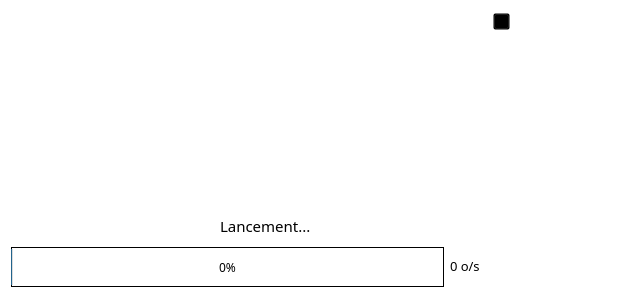
Above: gui/launcher.ui from mangaMag/AzoteLauncher before the change. Below: the same form after it.
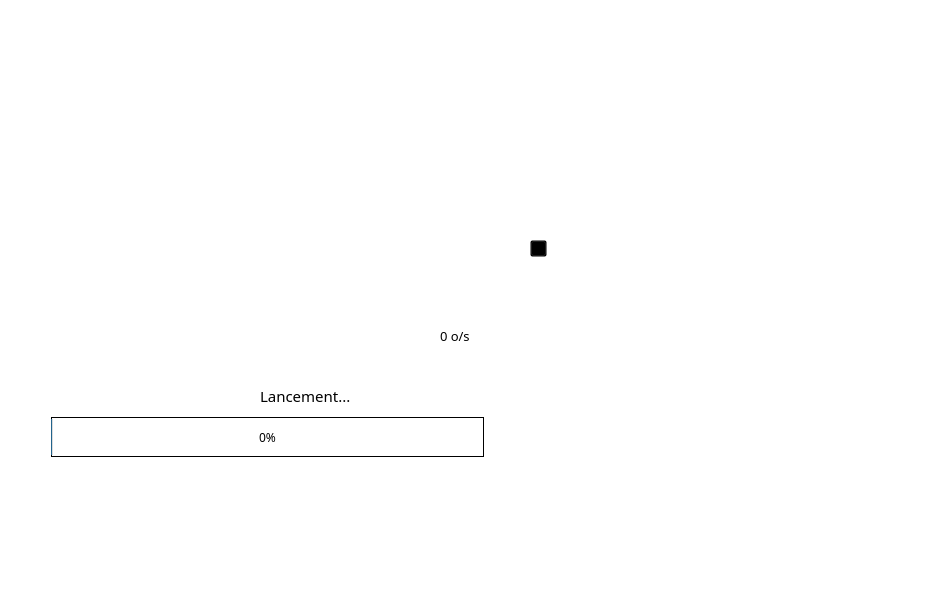
That is the form after the change. Icons and pictures are not drawn.

What changed in the file:
```diff
--- a/gui/launcher.ui
+++ b/gui/launcher.ui
@@ -6,8 +6,8 @@
    <rect>
     <x>0</x>
     <y>0</y>
-    <width>644</width>
-    <height>302</height>
+    <width>932</width>
+    <height>590</height>
    </rect>
   </property>
   <property name="font">
@@ -34,8 +34,8 @@
     </property>
     <property name="geometry">
      <rect>
-      <x>505</x>
-      <y>76</y>
+      <x>610</x>
+      <y>200</y>
       <width>125</width>
       <height>127</height>
      </rect>
@@ -69,8 +69,8 @@
    <widget class="QLabel" name="labelDownloadSpeed">
     <property name="geometry">
      <rect>
-      <x>450</x>
-      <y>250</y>
+      <x>440</x>
+      <y>320</y>
       <width>181</width>
       <height>31</height>
      </rect>
@@ -96,8 +96,8 @@
    <widget class="QProgressBar" name="progressBarTotal">
     <property name="geometry">
      <rect>
-      <x>11</x>
-      <y>247</y>
+      <x>51</x>
+      <y>417</y>
       <width>433</width>
       <height>40</height>
      </rect>
@@ -128,10 +128,10 @@
    <widget class="QPushButton" name="closeButton">
     <property name="geometry">
      <rect>
-      <x>576</x>
-      <y>11</y>
-      <width>57</width>
-      <height>57</height>
+      <x>900</x>
+      <y>70</y>
+      <width>12</width>
+      <height>12</height>
      </rect>
     </property>
     <property name="cursor">
@@ -140,7 +140,7 @@
     <property name="styleSheet">
      <string notr="true">QPushButton {
 	border: none;
-	background:  transparent;
+	background:  url(:/ressources/controls/close.png) no-repeat;
 }
 
 QPushButton:hover { 
@@ -157,10 +157,10 @@
    <widget class="QPushButton" name="minimizeButton">
     <property name="geometry">
      <rect>
-      <x>516</x>
-      <y>11</y>
-      <width>57</width>
-      <height>57</height>
+      <x>880</x>
+      <y>69</y>
+      <width>12</width>
+      <height>12</height>
      </rect>
     </property>
     <property name="cursor">
@@ -169,7 +169,7 @@
     <property name="styleSheet">
      <string notr="true">QPushButton {
 	border: none;
-	background:  transparent;
+	background:  url(:/ressources/controls/minimize.png) bottom no-repeat;
 }
 
 QPushButton:hover { 
@@ -186,8 +186,8 @@
    <widget class="QPushButton" name="settingsButton">
     <property name="geometry">
      <rect>
-      <x>493</x>
-      <y>13</y>
+      <x>530</x>
+      <y>240</y>
       <width>17</width>
       <height>17</height>
      </rect>
@@ -206,8 +206,8 @@
    <widget class="QLabel" name="labelStatus">
     <property name="geometry">
      <rect>
-      <x>220</x>
-      <y>210</y>
+      <x>260</x>
+      <y>380</y>
       <width>411</width>
       <height>31</height>
      </rect>
@@ -231,10 +231,10 @@
    <widget class="QPushButton" name="webButton">
     <property name="geometry">
      <rect>
-      <x>15</x>
-      <y>79</y>
-      <width>333</width>
-      <height>59</height>
+      <x>750</x>
+      <y>520</y>
+      <width>71</width>
+      <height>20</height>
      </rect>
     </property>
     <property name="cursor">
@@ -243,7 +243,7 @@
     <property name="styleSheet">
      <string notr="true">QPushButton {
 	border: none;
-	background:  transparent;
+	background:  url(:/ressources/links/forum.png) no-repeat;
 }
 
 QPushButton:hover { 
@@ -260,10 +260,10 @@
    <widget class="QPushButton" name="voteButton">
     <property name="geometry">
      <rect>
-      <x>241</x>
-      <y>142</y>
-      <width>257</width>
-      <height>59</height>
+      <x>750</x>
+      <y>550</y>
+      <width>161</width>
+      <height>20</height>
      </rect>
     </property>
     <property name="cursor">
@@ -272,7 +272,7 @@
     <property name="styleSheet">
      <string notr="true">QPushButton {
 	border: none;
-	background:  transparent;
+	background:  url(:/ressources/links/changelog.png) no-repeat;
 }
 
 QPushButton:hover { 
@@ -286,6 +286,241 @@
      <bool>true</bool>
     </property>
    </widget>
+   <widget class="QPushButton" name="serversStatus">
+    <property name="geometry">
+     <rect>
+      <x>25</x>
+      <y>69</y>
+      <width>53</width>
+      <height>10</height>
+     </rect>
+    </property>
+    <property name="styleSheet">
+     <string notr="true">QPushButton {
+	border: none;
+	background:  url(:/ressources/servers/online.png) no-repeat;
+}</string>
+    </property>
+    <property name="iconSize">
+     <size>
+      <width>57</width>
+      <height>57</height>
+     </size>
+    </property>
+   </widget>
+   <widget class="QPushButton" name="home">
+    <property name="geometry">
+     <rect>
+      <x>6</x>
+      <y>90</y>
+      <width>89</width>
+      <height>83</height>
+     </rect>
+    </property>
+    <property name="styleSheet">
+     <string notr="true">QPushButton {
+	border: none;
+	background:  url(:/ressources/servers/home.png) no-repeat center;
+}</string>
+    </property>
+    <property name="text">
+     <string/>
+    </property>
+   </widget>
+   <widget class="QPushButton" name="sigma">
+    <property name="geometry">
+     <rect>
+      <x>6</x>
+      <y>180</y>
+      <width>89</width>
+      <height>83</height>
+     </rect>
+    </property>
+    <property name="styleSheet">
+     <string notr="true">QPushButton {
+	border: none;
+	background:  url(:/ressources/servers/sigma.png) no-repeat center;
+}</string>
+    </property>
+    <property name="text">
+     <string/>
+    </property>
+   </widget>
+   <widget class="QPushButton" name="epsilon">
+    <property name="geometry">
+     <rect>
+      <x>6</x>
+      <y>270</y>
+      <width>89</width>
+      <height>83</height>
+     </rect>
+    </property>
+    <property name="styleSheet">
+     <string notr="true">QPushButton {
+	border: none;
+	background:  url(:/ressources/servers/epsilon.png) no-repeat center;
+}</string>
+    </property>
+    <property name="text">
+     <string/>
+    </property>
+   </widget>
+   <widget class="QPushButton" name="homeButton">
+    <property name="geometry">
+     <rect>
+      <x>6</x>
+      <y>90</y>
+      <width>89</width>
+      <height>83</height>
+     </rect>
+    </property>
+    <property name="styleSheet">
+     <string notr="true">QPushButton {
+	border: none;
+	background: transparent;
+}
+
+QPushButton:hover {
+	background:  url(:/ressources/servers/server_hover.png) no-repeat center;
+}</string>
+    </property>
+    <property name="text">
+     <string/>
+    </property>
+   </widget>
+   <widget class="QPushButton" name="sigmaButton">
+    <property name="geometry">
+     <rect>
+      <x>6</x>
+      <y>180</y>
+      <width>89</width>
+      <height>83</height>
+     </rect>
+    </property>
+    <property name="styleSheet">
+     <string notr="true">QPushButton {
+	border: none;
+	background: transparent;
+}
+
+QPushButton:hover {
+	background:  url(:/ressources/servers/server_hover.png) no-repeat center;
+}
+
+QPushButton:selected {
+	background:  url(:/ressources/servers/server_selected.png) no-repeat center;
+}</string>
+    </property>
+    <property name="text">
+     <string/>
+    </property>
+   </widget>
+   <widget class="QPushButton" name="epsilonButton">
+    <property name="geometry">
+     <rect>
+      <x>6</x>
+      <y>270</y>
+      <width>89</width>
+      <height>83</height>
+     </rect>
+    </property>
+    <property name="styleSheet">
+     <string notr="true">QPushButton {
+	border: none;
+	background: transparent;
+}
+
+QPushButton:hover {
+	background:  url(:/ressources/servers/server_hover.png) no-repeat center;
+}
+
+QPushButton:selected {
+	background:  url(:/ressources/servers/server_selected.png) no-repeat center;
+}</string>
+    </property>
+    <property name="text">
+     <string/>
+    </property>
+   </widget>
+   <widget class="QPushButton" name="homeSelected">
+    <property name="geometry">
+     <rect>
+      <x>6</x>
+      <y>90</y>
+      <width>89</width>
+      <height>83</height>
+     </rect>
+    </property>
+    <property name="styleSheet">
+     <string notr="true">QPushButton {
+	border: none;
+	background: transparent;
+}
+</string>
+    </property>
+    <property name="text">
+     <string/>
+    </property>
+   </widget>
+   <widget class="QPushButton" name="sigmaSelected">
+    <property name="geometry">
+     <rect>
+      <x>6</x>
+      <y>180</y>
+      <width>89</width>
+      <height>83</height>
+     </rect>
+    </property>
+    <property name="styleSheet">
+     <string notr="true">QPushButton {
+	border: none;
+	background: transparent;
+}
+</string>
+    </property>
+    <property name="text">
+     <string/>
+    </property>
+   </widget>
+   <widget class="QPushButton" name="epsilonSelected">
+    <property name="geometry">
+     <rect>
+      <x>6</x>
+      <y>270</y>
+      <width>89</width>
+      <height>83</height>
+     </rect>
+    </property>
+    <property name="styleSheet">
+     <string notr="true">QPushButton {
+	border: none;
+	background: transparent;
+}
+</string>
+    </property>
+    <property name="text">
+     <string/>
+    </property>
+   </widget>
+   <zorder>voteButton</zorder>
+   <zorder>playButton</zorder>
+   <zorder>labelDownloadSpeed</zorder>
+   <zorder>progressBarTotal</zorder>
+   <zorder>closeButton</zorder>
+   <zorder>minimizeButton</zorder>
+   <zorder>settingsButton</zorder>
+   <zorder>labelStatus</zorder>
+   <zorder>webButton</zorder>
+   <zorder>serversStatus</zorder>
+   <zorder>homeSelected</zorder>
+   <zorder>home</zorder>
+   <zorder>homeButton</zorder>
+   <zorder>sigmaSelected</zorder>
+   <zorder>sigma</zorder>
+   <zorder>sigmaButton</zorder>
+   <zorder>epsilonSelected</zorder>
+   <zorder>epsilon</zorder>
+   <zorder>epsilonButton</zorder>
   </widget>
  </widget>
  <layoutdefault spacing="6" margin="11"/>
```
Left out of the diff: 13 changed lines with no effect on the pictures.
